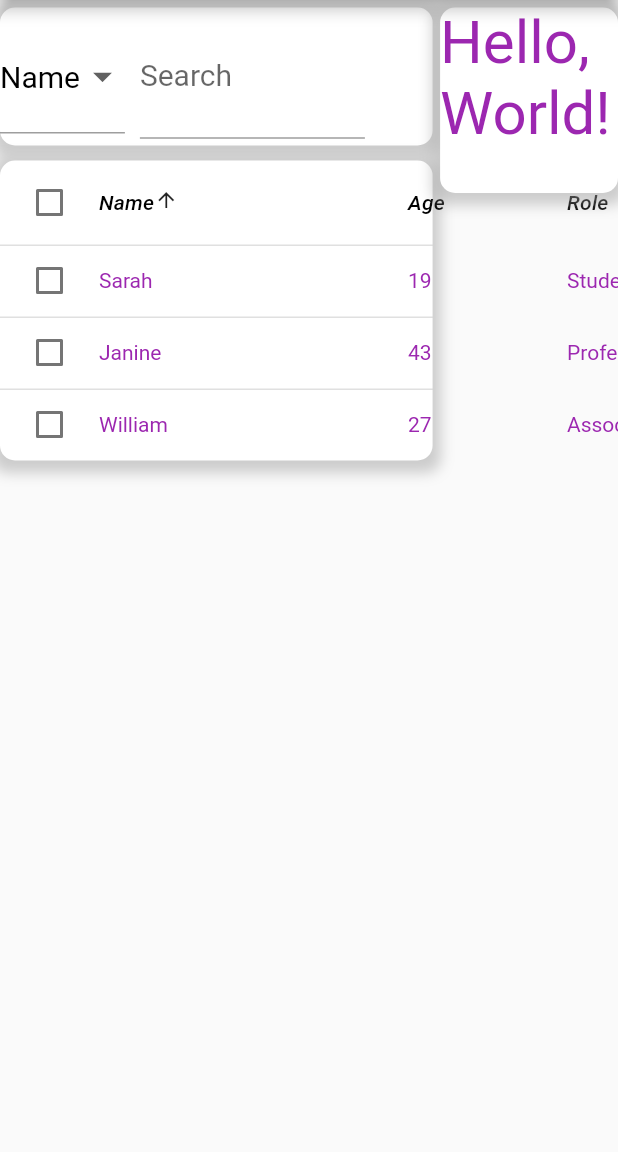
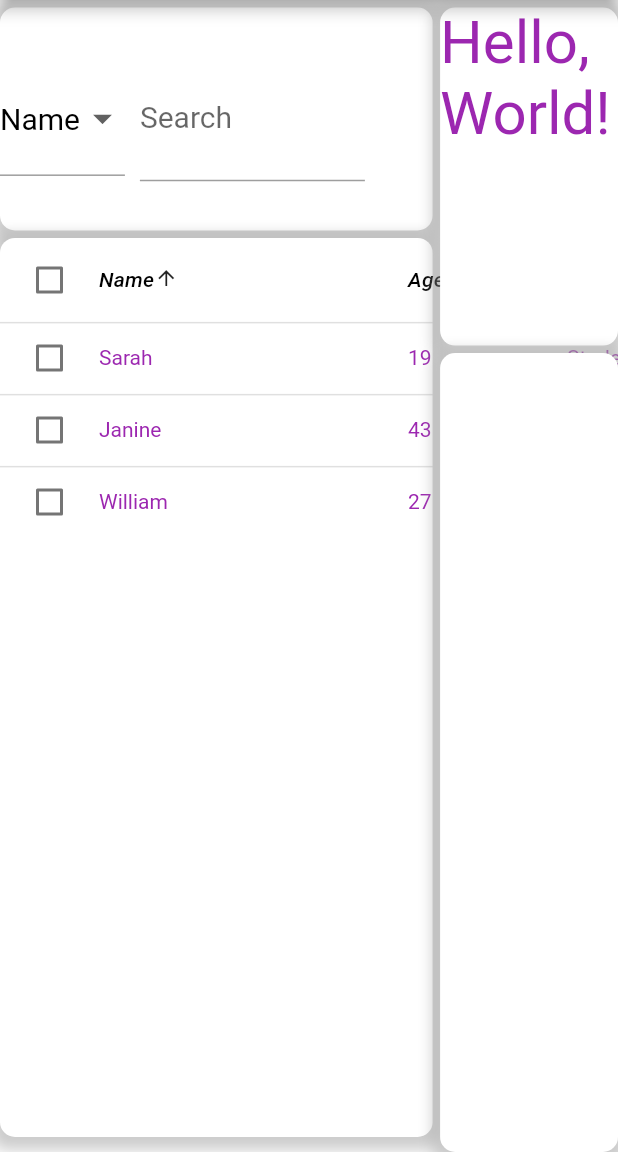
Before and after one commit to YasuhiroOsajima/flutter_sample, a Flutter app: the screen it shows after launch, on a phone screen of 412 x 824 dp, the part 84-1236 px from its top. Run offline on Flutter 3.47's test engine with Material 2 defaults, Android fonts, the phone set to English and light mode, and no system bars.

Commit message:
add expanded in table area

```diff
--- a/lib/widgets/description_area.dart
+++ b/lib/widgets/description_area.dart
@@ -7,7 +7,9 @@ class DescriptionArea extends StatelessWidget {
   Widget build(BuildContext context) {
     return Column(
       children: <Widget>[
-        Container(
+        Expanded(
+            flex: 3,
+            child: Container(
                 decoration: myboxdecoration.MyBoxDecoration(),
                 margin: EdgeInsets.only(top: 5.0, left: 5.0),
                 child: SizedBox(
@@ -17,6 +19,12 @@ class DescriptionArea extends StatelessWidget {
                     'Hello, World!',
                     style: TextStyle(fontSize: 40),
                   ),
+                ))),
+        Expanded(
+            flex: 7,
+            child: Container(
+              decoration: myboxdecoration.MyBoxDecoration(),
+              margin: EdgeInsets.only(top: 5.0, left: 5.0),
             )),
       ],
     );
--- a/lib/widgets/table_area.dart
+++ b/lib/widgets/table_area.dart
@@ -8,17 +8,21 @@ class TableArea extends StatelessWidget {
   @override
   Widget build(BuildContext context) {
     return Column(children: <Widget>[
-      Container(
-          decoration: myboxdecoration.MyBoxDecoration(),
-          margin: EdgeInsets.only(top: 5.0),
-          child: search.SearchSpace()),
-      Container(
-          decoration: myboxdecoration.MyBoxDecoration(),
-          margin: EdgeInsets.only(top: 10.0),
-          child: SizedBox(
-            width: MediaQuery.of(context).size.width * 0.7,
-            child: datatable.MyDataTable(),
-          )),
+      Expanded(
+          flex: 2,
+          child: Container(
+              decoration: myboxdecoration.MyBoxDecoration(),
+              margin: EdgeInsets.only(top: 5.0),
+              child: search.SearchSpace())),
+      Expanded(
+          flex: 8,
+          child: Container(
+              decoration: myboxdecoration.MyBoxDecoration(),
+              margin: EdgeInsets.only(top: 5.0, bottom: 10.0),
+              child: SizedBox(
+                width: MediaQuery.of(context).size.width * 1.0,
+                child: datatable.MyDataTable(),
+              ))),
     ]);
   }
 }
```
Lines whose indentation alone changed are shown as unchanged.
